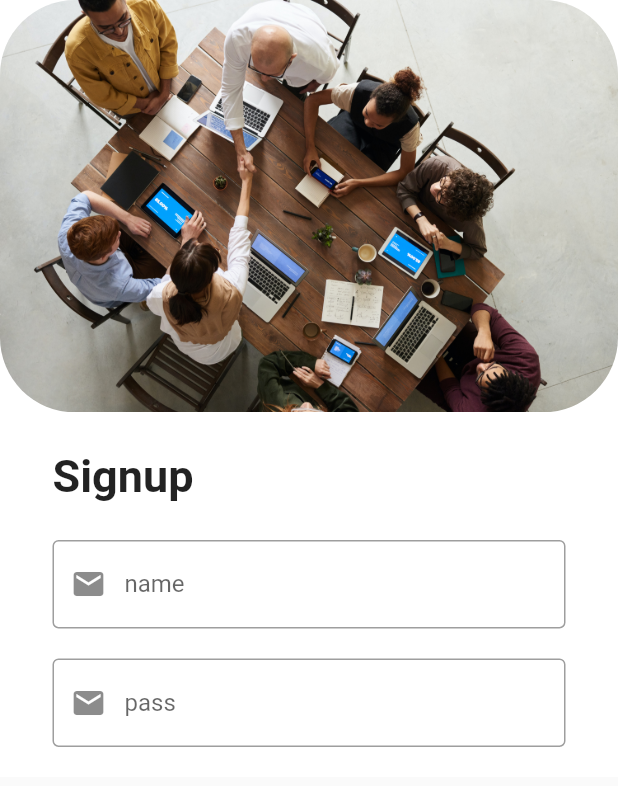
After one commit to developython14/small-flutter-app-, a Flutter app: the screen it shows after launch, on a phone screen of 412 x 824 dp. The commit adds this screen. Shown: the top 786 px of the screen. Run offline on Flutter 3.47's test engine with Material 2 defaults, Android fonts, the phone set to English and light mode, and no system bars; our stand-ins replace flutter_signin_button, flutter_spinkit, getwidget, introduction_screen; missing offline and left inert: dart:ffi.

Commit message:
trying every  widgets

```diff
--- a/lib/main.dart
+++ b/lib/main.dart
@@ -3,13 +3,15 @@ import 'package:mustapha/main_screen/main_screen.dart';
 import 'package:mustapha/loginpage/login.dart';
 import 'package:mustapha/intro_screen/intro.dart';
 import 'package:mustapha/intro_screen/wait.dart';
+import 'package:mustapha/signup_pages/signup.dart';
 
 void main() {
   runApp(MaterialApp(
       title: 'mustapha developper ',
-      initialRoute: '/login',
+      initialRoute: '/signup',
       routes: {
         '/login': (context) => login(),
+        '/signup': (context) => signup(),
         '/intro': (context) => toma(),
         '/wait': (context) => wait(),
         '/free': (context) => univs(),
--- /dev/null
+++ b/lib/signup_pages/signup.dart
@@ -0,0 +1,69 @@
+import 'package:flutter/material.dart';
+
+class signup extends StatefulWidget {
+  const signup({Key? key}) : super(key: key);
+
+  @override
+  State<signup> createState() => _signupState();
+}
+
+class _signupState extends State<signup> {
+  final _formKey = GlobalKey<FormState>();
+
+  @override
+  Widget build(BuildContext context) {
+    double wid = MediaQuery.of(context).size.width;
+    return Scaffold(
+        body: SingleChildScrollView(
+      child: Container(
+        width: wid,
+        color: Color.fromARGB(255, 255, 255, 255),
+        child: Column(
+          crossAxisAlignment: CrossAxisAlignment.center,
+          children: [
+            ClipRRect(
+                borderRadius: BorderRadius.circular(50),
+                child: Image.asset('assets/start_app/2.jpg')),
+            SizedBox(height: 25),
+            Padding(
+              padding: const EdgeInsets.symmetric(horizontal: 35.0),
+              child: Row(
+                mainAxisAlignment: MainAxisAlignment.start,
+                children: [
+                  Text('Signup',
+                      style:
+                          TextStyle(fontSize: 30, fontWeight: FontWeight.bold)),
+                ],
+              ),
+            ),
+            SizedBox(height: 25),
+            Padding(
+              padding: const EdgeInsets.symmetric(horizontal: 35.0),
+              child: Form(
+                  child: Column(
+                children: [
+                  TextFormField(
+                    decoration: InputDecoration(
+                        hintText: 'name',
+                        prefixIcon: Icon(Icons.email),
+                        border: OutlineInputBorder()),
+                    onSaved: (text) {},
+                  ),
+                  SizedBox(height: 20),
+                  TextFormField(
+                    decoration: InputDecoration(
+                        hintText: 'pass',
+                        prefixIcon: Icon(Icons.email),
+                        border: OutlineInputBorder()),
+                    onSaved: (text) {},
+                  ),
+                  SizedBox(height: 20),
+                ],
+              )),
+            )
+          ],
+        ),
+      ),
+    ));
+  }
+}
```
